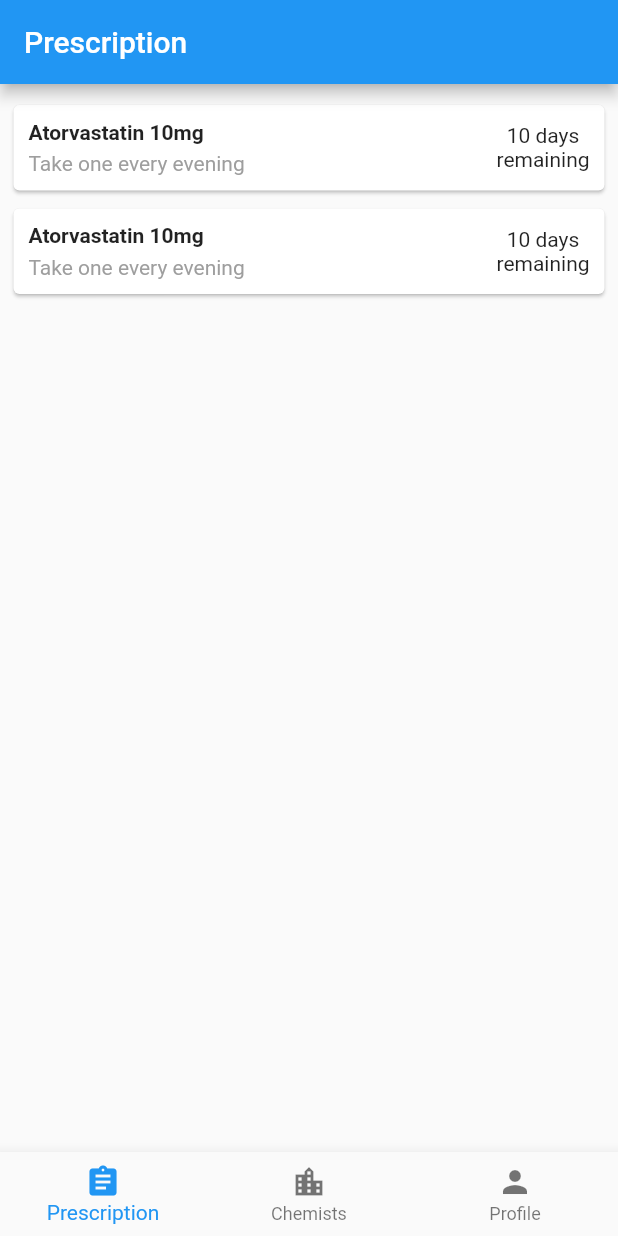
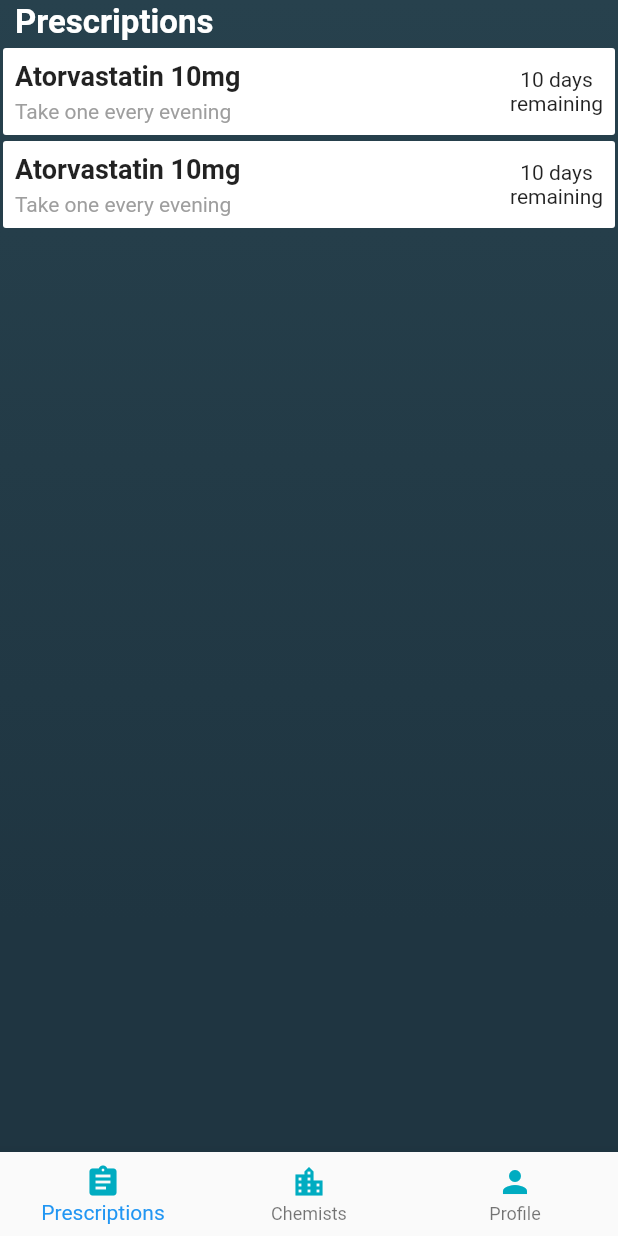
Before and after one commit to kz/apollo, a Flutter app: the screen it shows after launch, on a phone screen of 412 x 824 dp. Run offline on Flutter 3.47's test engine with Material 2 defaults, Android fonts, the phone set to English and light mode, and no system bars.

Commit message:
Make incomplete changes to prescriptions_page.dart

```diff
--- a/lib/ui/patient/patient_container.dart
+++ b/lib/ui/patient/patient_container.dart
@@ -32,7 +32,7 @@ class _PatientContainerState extends State<PatientContainer>
 
     _pageDetails = [
       new _PageDetail(
-        title: "Prescription",
+        title: "Prescriptions",
         icon: Icons.assignment,
       ),
       new _PageDetail(
@@ -51,9 +51,6 @@ class _PatientContainerState extends State<PatientContainer>
     return new DefaultTabController(
       length: _numTabs,
       child: new Scaffold(
-        appBar: new AppBar(
-          title: new Text(_pageDetails[_screen].title),
-        ),
         body: new TabBarView(
           controller: _controller,
           children: <Widget>[
@@ -73,8 +70,12 @@ class _PatientContainerState extends State<PatientContainer>
           items: new List<BottomNavigationBarItem>.generate(_pageDetails.length,
               (int index) {
             return new BottomNavigationBarItem(
-              icon: new Icon(_pageDetails[index].icon),
-              title: new Text(_pageDetails[index].title),
+              icon: new Icon(_pageDetails[index].icon,
+                  color: new Color(0xff00ACC1)),
+              title: new Text(
+                _pageDetails[index].title,
+                style: new TextStyle(color: new Color(0xff00ACC1)),
+              ),
             );
           }),
         ),
--- a/lib/ui/patient/prescriptions_page.dart
+++ b/lib/ui/patient/prescriptions_page.dart
@@ -4,14 +4,41 @@ class PrescriptionsPage extends StatelessWidget {
   @override
   Widget build(BuildContext context) {
     return new Container(
-      padding: const EdgeInsets.only(top: 8.0),
+        decoration: new BoxDecoration(
+          gradient: new LinearGradient(
+              begin: const Alignment(0.0, -1.0),
+              end: const Alignment(0.0, 0.6),
+              colors: <Color>[
+                const Color(0xff27414d),
+                const Color(0xff1f3541),
+              ]),
+        ),
+        padding: new EdgeInsets.only(top: MediaQuery.of(context).padding.top),
+        child: new Column(
+          crossAxisAlignment: CrossAxisAlignment.start,
+          children: <Widget>[
+            new Container(
+              padding:
+                  const EdgeInsets.symmetric(horizontal: 10.0, vertical: 2.0),
+              child: new Text(
+                "Prescriptions",
+                style: new TextStyle(
+                  color: Colors.white,
+                  fontWeight: FontWeight.bold,
+                  fontSize: 22.0,
+                ),
+              ),
+            ),
+            new Expanded(
               child: new ListView(
                 children: <Widget>[
                   new PrescriptionsPageListItem(),
                   new PrescriptionsPageListItem(),
                 ],
               ),
-    );
+            )
+          ],
+        ));
   }
 }
 
@@ -19,10 +46,15 @@ class PrescriptionsPageListItem extends StatelessWidget {
   @override
   Widget build(BuildContext context) {
     return new Container(
-        padding: const EdgeInsets.symmetric(vertical: 2.0, horizontal: 5.0),
-        child: new Card(
-            child: new Container(
-              padding: const EdgeInsets.symmetric(vertical: 10.0, horizontal: 10.0),
+      margin: const EdgeInsets.all(2.0),
+      padding: const EdgeInsets.all(8.0),
+      decoration: new BoxDecoration(
+        color: Colors.white,
+        border: new Border(),
+        borderRadius: new BorderRadius.all(
+          const Radius.circular(2.0),
+        ),
+      ),
       child: new Row(
         children: [
           new Expanded(
@@ -34,6 +66,7 @@ class PrescriptionsPageListItem extends StatelessWidget {
                   child: new Text(
                     'Atorvastatin 10mg',
                     style: new TextStyle(
+                      fontSize: 18.0,
                       fontWeight: FontWeight.bold,
                     ),
                   ),
@@ -48,15 +81,10 @@ class PrescriptionsPageListItem extends StatelessWidget {
             ),
           ),
           new Column(
-                    children: <Widget>[
-                      new Text("10 days"),
-                      new Text("remaining")
-                    ],
+            children: <Widget>[new Text("10 days"), new Text("remaining")],
           )
         ],
       ),
-            )
-        )
     );
   }
 }
```
Also changed, not shown: lib/main.dart (line endings or trailing spaces), lib/ui/home_page.dart (line endings or trailing spaces), lib/ui/patient/chemists_page.dart (line endings or trailing spaces), lib/ui/patient/order_confirmed_page.dart (line endings or trailing spaces), lib/ui/patient/prescription_page.dart (line endings or trailing spaces), lib/ui/patient/user_page.dart (line endings or trailing spaces), pubspec.yaml (line endings or trailing spaces), 35 other files. Lines whose indentation alone changed are shown as unchanged.
